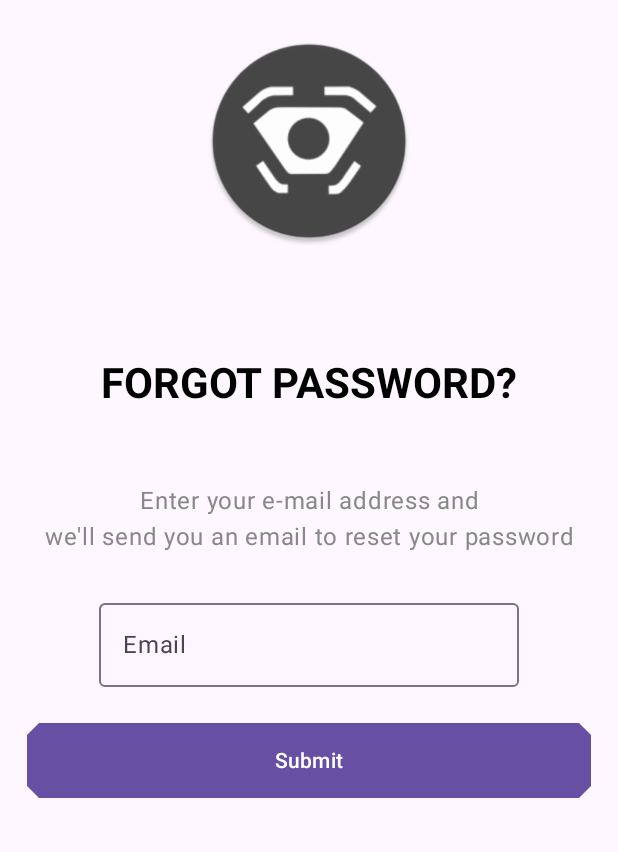
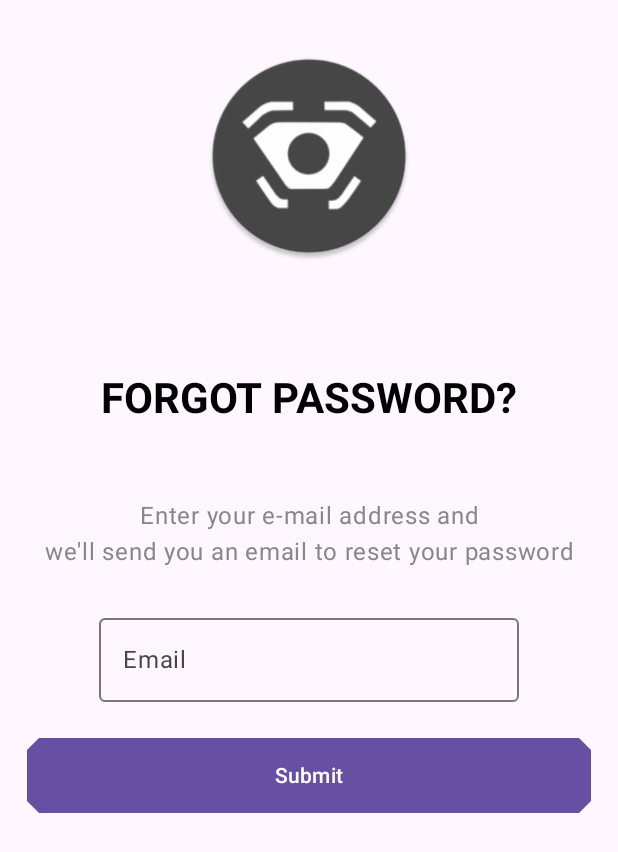
Before and after one commit to Matoxik/security-camera, an Android app built with Jetpack Compose: the screen it shows after launch (MainActivity), after a tap on "Forgot Password?", on a phone screen of 412 x 824 dp. Shown: the top 852 px of the screen. Run offline under Robolectric (Android 15) with nearby library versions, the phone set to English and light mode, and no system bars; our stand-ins replace Firebase (no records; nobody signed in at launch, a user with empty details on screens opened directly), Room's generated code, constraintlayout-compose; libraries missing offline, so code that uses them is left out: androidx.camera.core, androidx.camera.lifecycle, androidx.camera.view, com.google.mlkit.vision; pictures from the network do not load; 1 statement that could not run was skipped.

Commit message:
fix(): update logo position

```diff
--- a/app/src/main/java/com/macieandrz/securitycamera/pages/HomePage.kt
+++ b/app/src/main/java/com/macieandrz/securitycamera/pages/HomePage.kt
@@ -91,7 +91,7 @@ fun HomePage(
                         },
                     horizontalAlignment = Alignment.CenterHorizontally
                 ) {
-                    Spacer(Modifier.size(24.dp))
+                    Spacer(Modifier.size(34.dp))
 
                     Image(
                         modifier = Modifier.size(140.dp),
@@ -116,7 +116,7 @@ fun HomePage(
                 horizontalAlignment = Alignment.CenterHorizontally
             ) {
                 item {
-                    Spacer(Modifier.size(24.dp))
+                    Spacer(Modifier.size(10.dp))
                     // Turn on security camera button
                     Button(
                         modifier = Modifier.fillMaxWidth(),
--- a/app/src/main/java/com/macieandrz/securitycamera/pages/LoginPage.kt
+++ b/app/src/main/java/com/macieandrz/securitycamera/pages/LoginPage.kt
@@ -80,11 +80,13 @@ fun LoginPage(
             LaunchedEffect(authState.value) {
                 when (authState.value) {
                     is AuthState.Authenticated -> navController.navigate(HomeRoute)
-                    is AuthState.Error -> Toast.makeText(
+                    is AuthState.Error -> {Toast.makeText(
                         context,
                         (authState.value as AuthState.Error).message,
                         Toast.LENGTH_SHORT
                     ).show()
+
+                    }
 
                     else -> Unit
                 }
@@ -101,7 +103,7 @@ fun LoginPage(
                         },
                     horizontalAlignment = Alignment.CenterHorizontally
                 ) {
-                    Spacer(Modifier.size(24.dp))
+                    Spacer(Modifier.size(34.dp))
 
                     Image(
                         modifier = Modifier.size(140.dp),
@@ -124,7 +126,7 @@ fun LoginPage(
                 horizontalAlignment = Alignment.CenterHorizontally
             ) {
                 item {
-                Spacer(Modifier.size(16.dp))
+                Spacer(Modifier.size(10.dp))
                 Text(
                     text = "Login", fontSize = 32.sp,
                     color = MaterialTheme.colorScheme.onBackground
--- a/app/src/main/java/com/macieandrz/securitycamera/pages/ResetPassPage.kt
+++ b/app/src/main/java/com/macieandrz/securitycamera/pages/ResetPassPage.kt
@@ -98,7 +98,7 @@ fun ResetPassPage(
                         },
                     horizontalAlignment = Alignment.CenterHorizontally
                 ) {
-                    Spacer(Modifier.size(24.dp))
+                    Spacer(Modifier.size(34.dp))
 
                     Image(
                         modifier = Modifier.size(140.dp),
--- a/app/src/main/java/com/macieandrz/securitycamera/pages/SignupPage.kt
+++ b/app/src/main/java/com/macieandrz/securitycamera/pages/SignupPage.kt
@@ -104,7 +104,7 @@ fun SignupPage(modifier: Modifier = Modifier,
                         },
                     horizontalAlignment = Alignment.CenterHorizontally
                 ) {
-                    Spacer(Modifier.size(24.dp))
+                    Spacer(Modifier.size(34.dp))
 
                     Image(
                         modifier = Modifier.size(140.dp),
```
